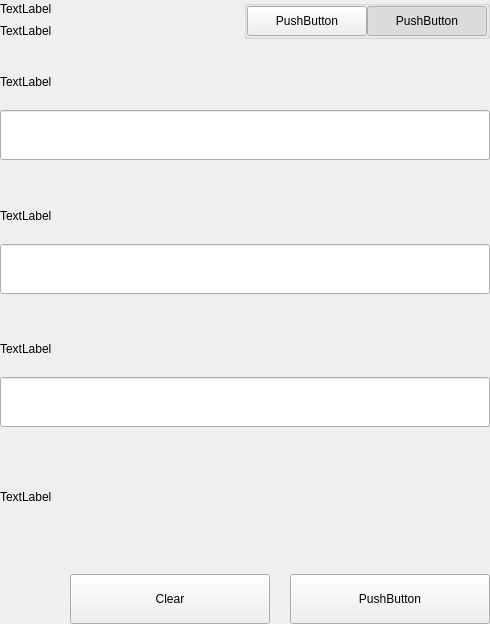
Old version of the form src/qt/vitae/settings/forms/settingsbittoolwidget.ui in the repository VitaeTeam/Vitae.
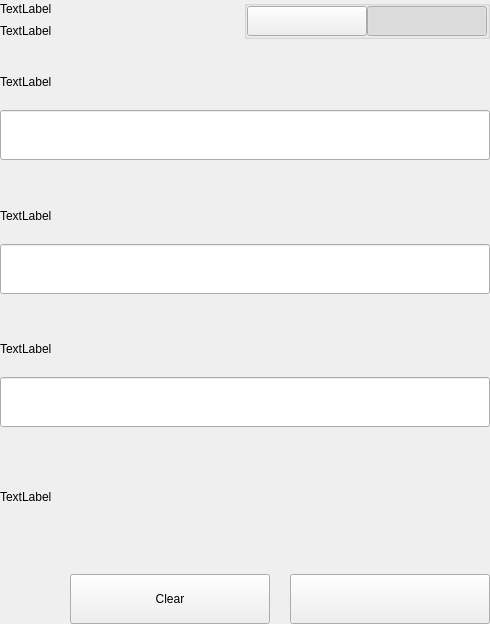
New version of the form.

Commit message:
[GUI] Remove every pushButton focus property.
This is because a linux-only issue in which the button gets highlighted in an invalid way.

Github-Pull: #1173
Rebased-From: abe763287063b576fdb7cf19f6d4c1032e3f4f13

Diff of the .ui file:
```diff
--- a/src/qt/vitae/settings/forms/settingsbittoolwidget.ui
+++ b/src/qt/vitae/settings/forms/settingsbittoolwidget.ui
@@ -130,7 +130,7 @@
                 </size>
                </property>
                <property name="text">
-                <string>PushButton</string>
+                <string/>
                </property>
                <property name="checkable">
                 <bool>true</bool>
@@ -155,7 +155,7 @@
                 </size>
                </property>
                <property name="text">
-                <string>PushButton</string>
+                <string/>
                </property>
                <property name="checkable">
                 <bool>true</bool>
@@ -900,7 +900,7 @@
                  </size>
                 </property>
                 <property name="text">
-                 <string>PushButton</string>
+                 <string/>
                 </property>
                </widget>
               </item>
```
Left out of the diff: 12 changed lines with no effect on the pictures. The commit also changes 42 other files.
